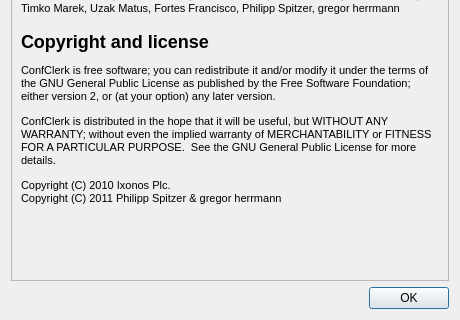
Before: the Qt Designer form src/gui/about.ui in edulix/confclerk, drawn with Qt 5; both pictures show x 0 to 460 and y 250 to 570 of the 460 by 570 pixel window.
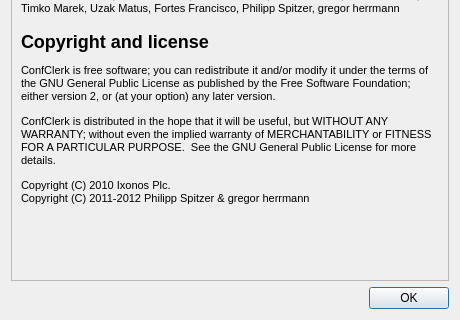
After: the same form once the commit is applied. Icons and pictures are not drawn.

Commit message: Update copyright years.

```diff
--- a/src/gui/about.ui
+++ b/src/gui/about.ui
@@ -137,7 +137,7 @@
 &lt;p style=&quot; margin-top:16px; margin-bottom:12px; margin-left:0px; margin-right:0px; -qt-block-indent:0; text-indent:0px;&quot;&gt;&lt;span style=&quot; font-size:x-large; font-weight:600;&quot;&gt;Copyright and license&lt;/span&gt;&lt;/p&gt;
 &lt;p style=&quot; margin-top:12px; margin-bottom:12px; margin-left:0px; margin-right:0px; -qt-block-indent:0; text-indent:0px;&quot;&gt;ConfClerk is free software; you can redistribute it and/or modify it under the terms of the GNU General Public License as published by the Free Software Foundation; either version 2, or (at your option) any later version.&lt;/p&gt;
 &lt;p style=&quot; margin-top:12px; margin-bottom:12px; margin-left:0px; margin-right:0px; -qt-block-indent:0; text-indent:0px;&quot;&gt;ConfClerk is distributed in the hope that it will be useful, but WITHOUT ANY WARRANTY; without even the implied warranty of MERCHANTABILITY or FITNESS FOR A PARTICULAR PURPOSE.  See the GNU General Public License for more details.&lt;/p&gt;
-&lt;p style=&quot; margin-top:12px; margin-bottom:12px; margin-left:0px; margin-right:0px; -qt-block-indent:0; text-indent:0px;&quot;&gt;Copyright (C) 2010 Ixonos Plc.&lt;br /&gt;Copyright (C) 2011 Philipp Spitzer &amp;amp; gregor herrmann&lt;/p&gt;&lt;/body&gt;&lt;/html&gt;</string>
+&lt;p style=&quot; margin-top:12px; margin-bottom:12px; margin-left:0px; margin-right:0px; -qt-block-indent:0; text-indent:0px;&quot;&gt;Copyright (C) 2010 Ixonos Plc.&lt;br /&gt;Copyright (C) 2011-2012 Philipp Spitzer &amp;amp; gregor herrmann&lt;/p&gt;&lt;/body&gt;&lt;/html&gt;</string>
          </property>
          <property name="textFormat">
           <enum>Qt::RichText</enum>
```
The commit also changes 69 other files.
